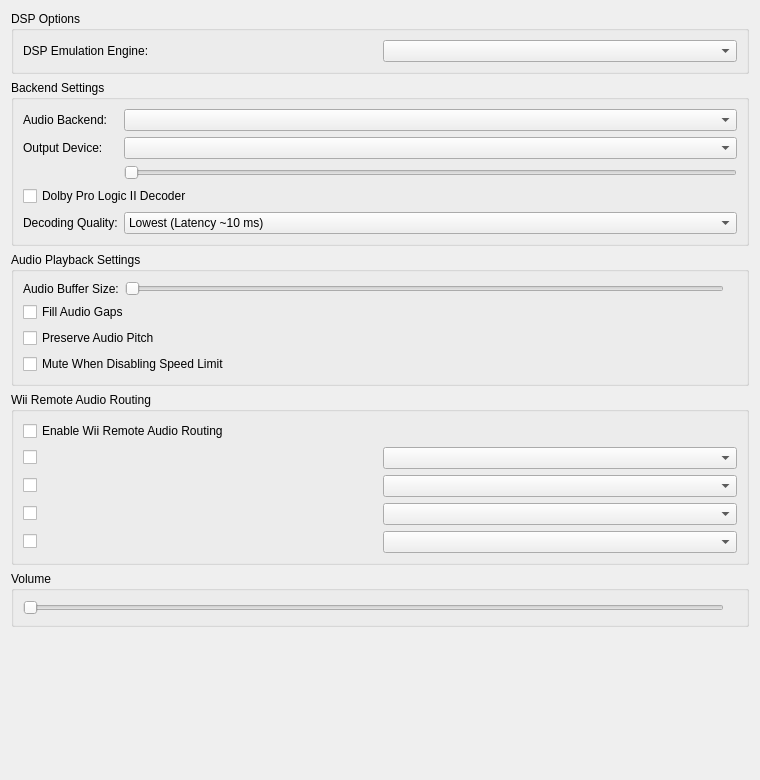
ilyalissoboi/dolphin, file Source/Core/DolphinQt/Settings/AudioPane.ui: the form before one commit.
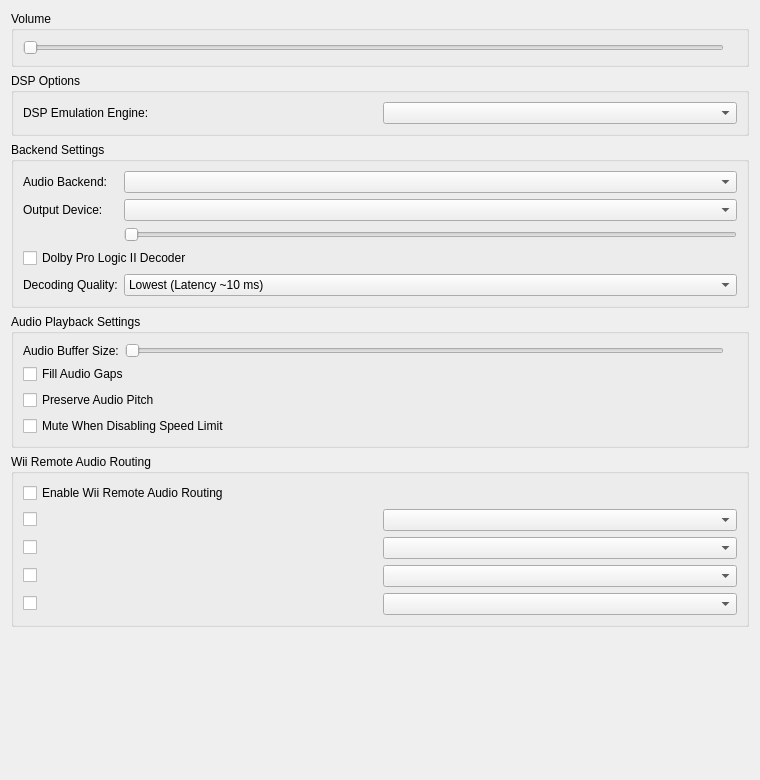
The form after the commit.

Commit message: DolphinQt: refine settings help and volume placement

What changed in the file:
```diff
--- a/Source/Core/DolphinQt/Settings/AudioPane.ui
+++ b/Source/Core/DolphinQt/Settings/AudioPane.ui
@@ -17,6 +17,35 @@
    </sizepolicy>
   </property>
   <layout class="QVBoxLayout" name="rootLayout">
+   <item>
+    <widget class="QGroupBox" name="volumeGroup">
+     <property name="title">
+      <string>Volume</string>
+     </property>
+     <layout class="QHBoxLayout" name="volumeLayout">
+      <item>
+       <widget class="QSlider" name="volumeSlider">
+        <property name="maximum">
+         <number>100</number>
+        </property>
+        <property name="orientation">
+         <enum>Qt::Orientation::Horizontal</enum>
+        </property>
+       </widget>
+      </item>
+      <item>
+       <widget class="QLabel" name="volumeValueLabel">
+        <property name="text">
+         <string notr="true"/>
+        </property>
+        <property name="alignment">
+         <set>Qt::AlignmentFlag::AlignCenter</set>
+        </property>
+       </widget>
+      </item>
+     </layout>
+    </widget>
+   </item>
    <item>
     <layout class="QVBoxLayout" name="mainColumnLayout">
      <item>
@@ -267,35 +296,6 @@
      </item>
     </layout>
    </item>
-   <item>
-    <widget class="QGroupBox" name="volumeGroup">
-     <property name="title">
-      <string>Volume</string>
-     </property>
-     <layout class="QHBoxLayout" name="volumeLayout">
-      <item>
-       <widget class="QSlider" name="volumeSlider">
-        <property name="maximum">
-         <number>100</number>
-        </property>
-        <property name="orientation">
-         <enum>Qt::Orientation::Horizontal</enum>
-        </property>
-       </widget>
-      </item>
-      <item>
-       <widget class="QLabel" name="volumeValueLabel">
-        <property name="text">
-         <string notr="true"/>
-        </property>
-        <property name="alignment">
-         <set>Qt::AlignmentFlag::AlignCenter</set>
-        </property>
-       </widget>
-      </item>
-     </layout>
-    </widget>
-   </item>
    <item>
     <spacer name="verticalSpacer">
      <property name="orientation">
```
Left out of the diff: 2 changed lines with no effect on the pictures. The commit also changes 3 other files.
